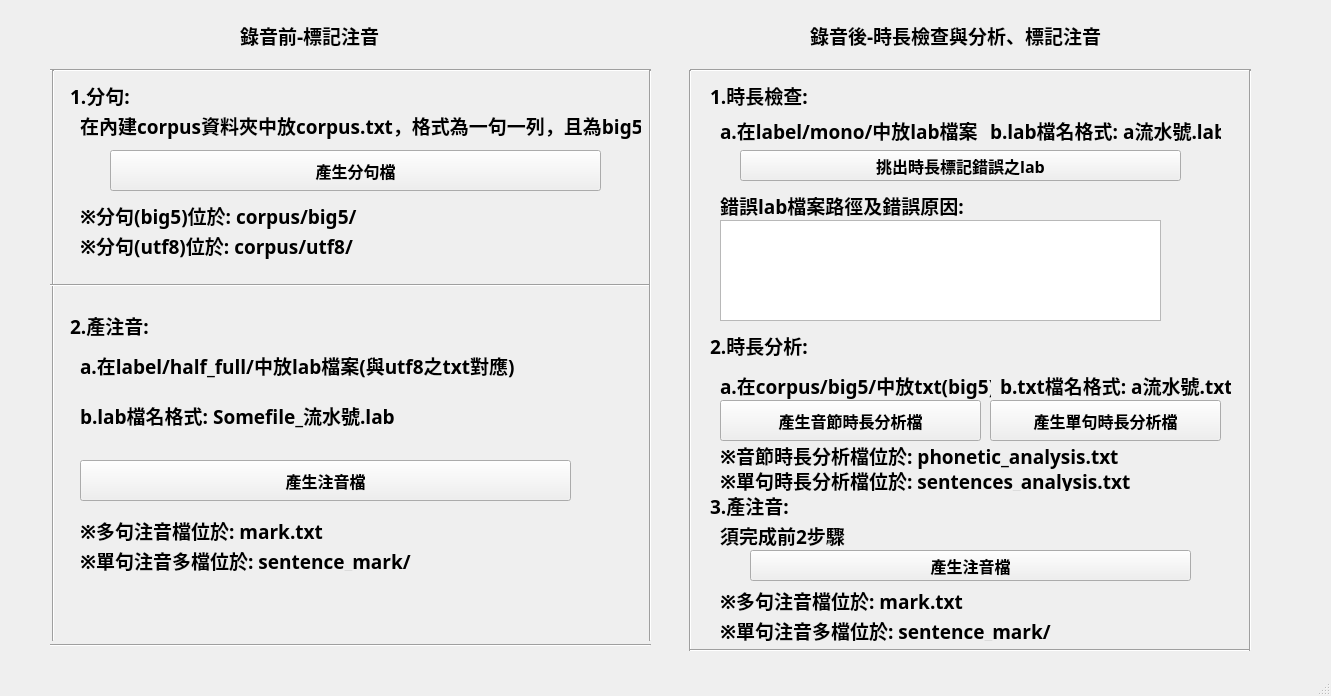
Qt form phonetic_mark_tool_ui.ui (KennyChenFight/phonetic_mark_tool) before a commit.
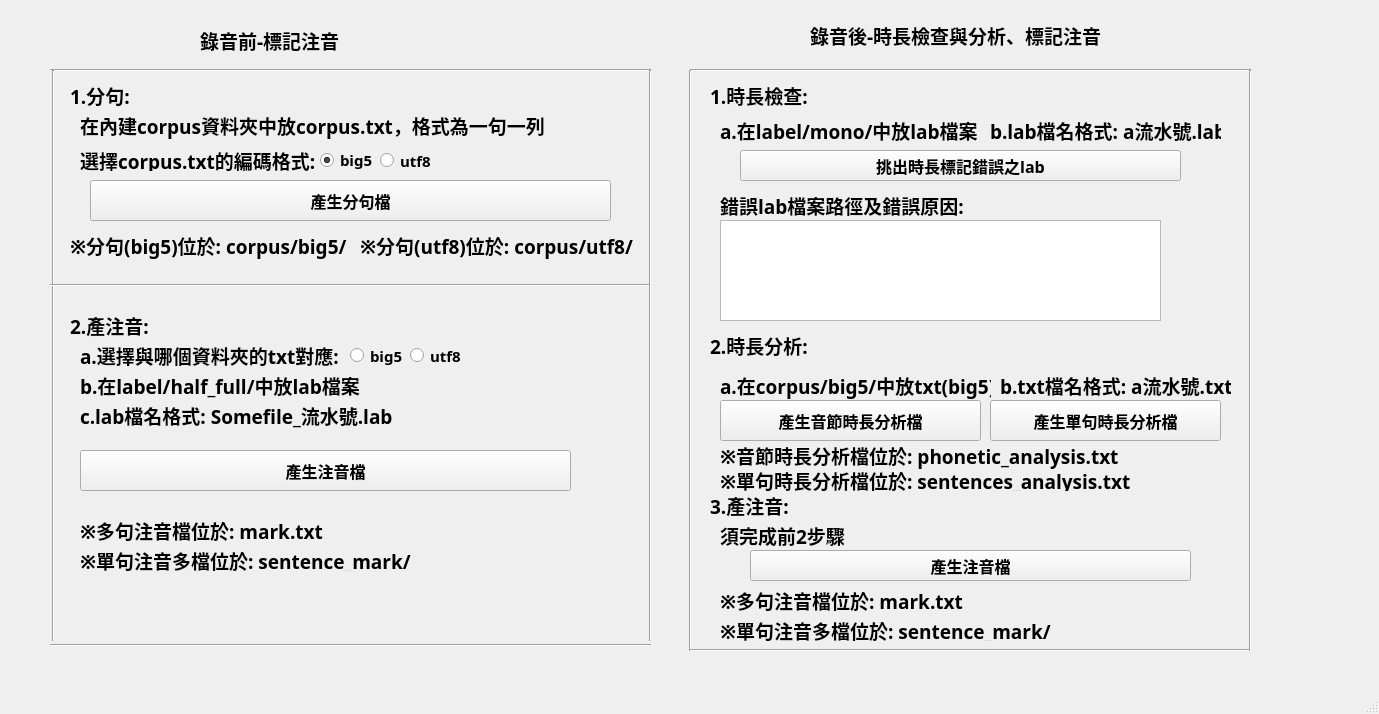
The same form after that commit. Icons and pictures are not drawn.

What changed in the file:
```diff
--- a/phonetic_mark_tool_ui.ui
+++ b/phonetic_mark_tool_ui.ui
@@ -6,8 +6,8 @@
    <rect>
     <x>0</x>
     <y>0</y>
-    <width>1331</width>
-    <height>696</height>
+    <width>1379</width>
+    <height>714</height>
    </rect>
   </property>
   <property name="windowTitle">
@@ -22,7 +22,7 @@
     <property name="geometry">
      <rect>
       <x>80</x>
-      <y>460</y>
+      <y>450</y>
       <width>491</width>
       <height>41</height>
      </rect>
@@ -39,27 +39,6 @@
      <string>產生注音檔</string>
     </property>
    </widget>
-   <widget class="QLabel" name="label">
-    <property name="geometry">
-     <rect>
-      <x>240</x>
-      <y>20</y>
-      <width>161</width>
-      <height>31</height>
-     </rect>
-    </property>
-    <property name="font">
-     <font>
-      <family>微軟正黑體</family>
-      <pointsize>14</pointsize>
-      <weight>75</weight>
-      <bold>true</bold>
-     </font>
-    </property>
-    <property name="text">
-     <string>錄音前-標記注音</string>
-    </property>
-   </widget>
    <widget class="QLabel" name="label_2">
     <property name="geometry">
      <rect>
@@ -144,7 +123,7 @@
      <set>Qt::ImhFormattedNumbersOnly</set>
     </property>
     <property name="text">
-     <string>在內建corpus資料夾中放corpus.txt，格式為一句一列，且為big5</string>
+     <string>在內建corpus資料夾中放corpus.txt，格式為一句一列</string>
     </property>
    </widget>
    <widget class="Line" name="line">
@@ -250,8 +229,8 @@
    <widget class="QLabel" name="label_13">
     <property name="geometry">
      <rect>
-      <x>80</x>
-      <y>200</y>
+      <x>70</x>
+      <y>230</y>
       <width>291</width>
       <height>31</height>
      </rect>
@@ -453,9 +432,9 @@
    <widget class="QPushButton" name="pb_big5_utf8">
     <property name="geometry">
      <rect>
-      <x>110</x>
-      <y>150</y>
-      <width>491</width>
+      <x>90</x>
+      <y>180</y>
+      <width>521</width>
       <height>41</height>
      </rect>
     </property>
@@ -474,7 +453,7 @@
    <widget class="QLabel" name="label_19">
     <property name="geometry">
      <rect>
-      <x>80</x>
+      <x>360</x>
       <y>230</y>
       <width>291</width>
       <height>31</height>
@@ -499,8 +478,8 @@
     <property name="geometry">
      <rect>
       <x>80</x>
-      <y>350</y>
-      <width>441</width>
+      <y>370</y>
+      <width>281</width>
       <height>31</height>
      </rect>
     </property>
@@ -516,7 +495,7 @@
      <set>Qt::ImhFormattedNumbersOnly</set>
     </property>
     <property name="text">
-     <string>a.在label/half_full/中放lab檔案(與utf8之txt對應)</string>
+     <string>b.在label/half_full/中放lab檔案</string>
     </property>
    </widget>
    <widget class="QLabel" name="label_21">
@@ -524,7 +503,7 @@
      <rect>
       <x>80</x>
       <y>400</y>
-      <width>371</width>
+      <width>321</width>
       <height>31</height>
      </rect>
     </property>
@@ -540,7 +519,7 @@
      <set>Qt::ImhFormattedNumbersOnly</set>
     </property>
     <property name="text">
-     <string>b.lab檔名格式: Somefile_流水號.lab</string>
+     <string>c.lab檔名格式: Somefile_流水號.lab</string>
     </property>
    </widget>
    <widget class="QLabel" name="label_22">
@@ -665,7 +644,7 @@
      <rect>
       <x>70</x>
       <y>80</y>
-      <width>281</width>
+      <width>71</width>
       <height>31</height>
      </rect>
     </property>
@@ -689,7 +668,7 @@
      <rect>
       <x>70</x>
       <y>310</y>
-      <width>281</width>
+      <width>101</width>
       <height>31</height>
      </rect>
     </property>
@@ -849,6 +828,168 @@
      <string>※單句時長分析檔位於: sentences_analysis.txt</string>
     </property>
    </widget>
+   <widget class="QLabel" name="label">
+    <property name="geometry">
+     <rect>
+      <x>200</x>
+      <y>20</y>
+      <width>158</width>
+      <height>41</height>
+     </rect>
+    </property>
+    <property name="font">
+     <font>
+      <family>微軟正黑體</family>
+      <pointsize>14</pointsize>
+      <weight>75</weight>
+      <bold>true</bold>
+     </font>
+    </property>
+    <property name="text">
+     <string>錄音前-標記注音</string>
+    </property>
+   </widget>
+   <widget class="QRadioButton" name="rb_big5">
+    <property name="geometry">
+     <rect>
+      <x>320</x>
+      <y>150</y>
+      <width>83</width>
+      <height>20</height>
+     </rect>
+    </property>
+    <property name="font">
+     <font>
+      <family>微軟正黑體</family>
+      <pointsize>11</pointsize>
+      <weight>75</weight>
+      <bold>true</bold>
+     </font>
+    </property>
+    <property name="text">
+     <string>big5</string>
+    </property>
+    <property name="checked">
+     <bool>true</bool>
+    </property>
+   </widget>
+   <widget class="QRadioButton" name="rb_utf8">
+    <property name="geometry">
+     <rect>
+      <x>380</x>
+      <y>150</y>
+      <width>61</width>
+      <height>21</height>
+     </rect>
+    </property>
+    <property name="font">
+     <font>
+      <family>微軟正黑體</family>
+      <pointsize>11</pointsize>
+      <weight>75</weight>
+      <bold>true</bold>
+     </font>
+    </property>
+    <property name="text">
+     <string>utf8</string>
+    </property>
+   </widget>
+   <widget class="QLabel" name="label_25">
+    <property name="geometry">
+     <rect>
+      <x>80</x>
+      <y>150</y>
+      <width>241</width>
+      <height>21</height>
+     </rect>
+    </property>
+    <property name="font">
+     <font>
+      <family>微軟正黑體</family>
+      <pointsize>14</pointsize>
+      <weight>75</weight>
+      <bold>true</bold>
+     </font>
+    </property>
+    <property name="inputMethodHints">
+     <set>Qt::ImhFormattedNumbersOnly</set>
+    </property>
+    <property name="text">
+     <string>選擇corpus.txt的編碼格式:</string>
+    </property>
+   </widget>
+   <widget class="QRadioButton" name="rb_big5_2">
+    <property name="geometry">
+     <rect>
+      <x>350</x>
+      <y>340</y>
+      <width>61</width>
+      <height>31</height>
+     </rect>
+    </property>
+    <property name="font">
+     <font>
+      <family>微軟正黑體</family>
+      <pointsize>11</pointsize>
+      <weight>75</weight>
+      <bold>true</bold>
+     </font>
+    </property>
+    <property name="text">
+     <string>big5</string>
+    </property>
+    <property name="checkable">
+     <bool>true</bool>
+    </property>
+    <property name="checked">
+     <bool>false</bool>
+    </property>
+   </widget>
+   <widget class="QRadioButton" name="rb_utf8_2">
+    <property name="geometry">
+     <rect>
+      <x>410</x>
+      <y>340</y>
+      <width>61</width>
+      <height>31</height>
+     </rect>
+    </property>
+    <property name="font">
+     <font>
+      <family>微軟正黑體</family>
+      <pointsize>11</pointsize>
+      <weight>75</weight>
+      <bold>true</bold>
+     </font>
+    </property>
+    <property name="text">
+     <string>utf8</string>
+    </property>
+   </widget>
+   <widget class="QLabel" name="label_26">
+    <property name="geometry">
+     <rect>
+      <x>80</x>
+      <y>340</y>
+      <width>261</width>
+      <height>31</height>
+     </rect>
+    </property>
+    <property name="font">
+     <font>
+      <family>微軟正黑體</family>
+      <pointsize>14</pointsize>
+      <weight>75</weight>
+      <bold>true</bold>
+     </font>
+    </property>
+    <property name="inputMethodHints">
+     <set>Qt::ImhFormattedNumbersOnly</set>
+    </property>
+    <property name="text">
+     <string>a.選擇與哪個資料夾的txt對應:</string>
+    </property>
+   </widget>
   </widget>
   <widget class="QMenuBar" name="menubar">
    <property name="geometry">
```
Left out of the diff: 2 changed lines with no effect on the pictures.
